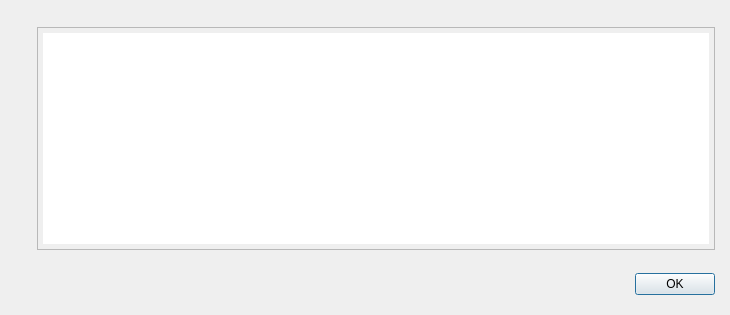
Old version of the form src/qt/forms/helpmessagedialog.ui in the repository genisyskernel/koyotecoin.
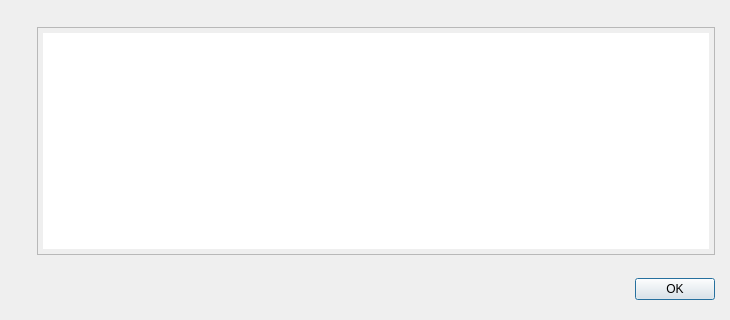
New version of the form. Icons and pictures are not drawn.

Commit message:
koyotecoin: fix ui form - helpmessagedialog.ui
Koyotecoin: Fix UI Form - helpmessagedialog.ui

What changed in the file:
```diff
--- a/src/qt/forms/helpmessagedialog.ui
+++ b/src/qt/forms/helpmessagedialog.ui
@@ -7,7 +7,7 @@
     <x>0</x>
     <y>0</y>
     <width>730</width>
-    <height>315</height>
+    <height>320</height>
    </rect>
   </property>
   <layout class="QHBoxLayout" name="horizontalLayout_2">
```
